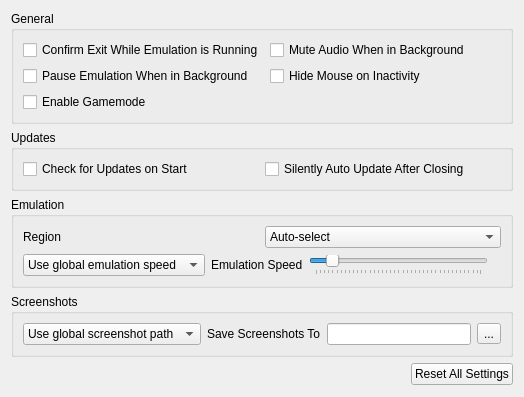
Old version of the form src/borked3ds_qt/configuration/configure_general.ui in the repository yeager/Borked3DS; both pictures show x 0 to 524 and y 0 to 397 of the 524 by 578 pixel window.
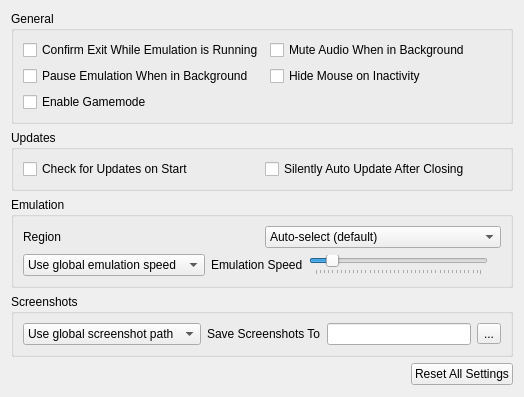
New version of the form.

Commit message: UI: Indicate default choice for all drop-down menus (#280)

Patch:
```diff
--- a/src/borked3ds_qt/configuration/configure_general.ui
+++ b/src/borked3ds_qt/configuration/configure_general.ui
@@ -115,7 +115,7 @@
             <widget class="QComboBox" name="region_combobox">
              <item>
               <property name="text">
-               <string>Auto-select</string>
+               <string>Auto-select (default)</string>
               </property>
              </item>
              <item>
```
The commit also changes 10 other files.
